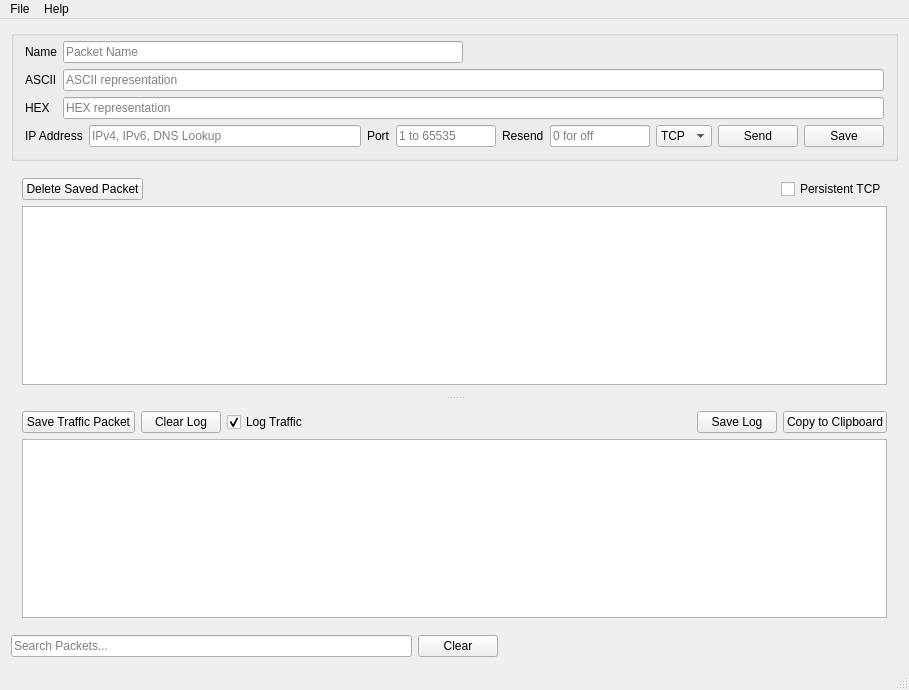
Old version of the form src/mainwindow.ui in the repository dannagle/PacketSender.
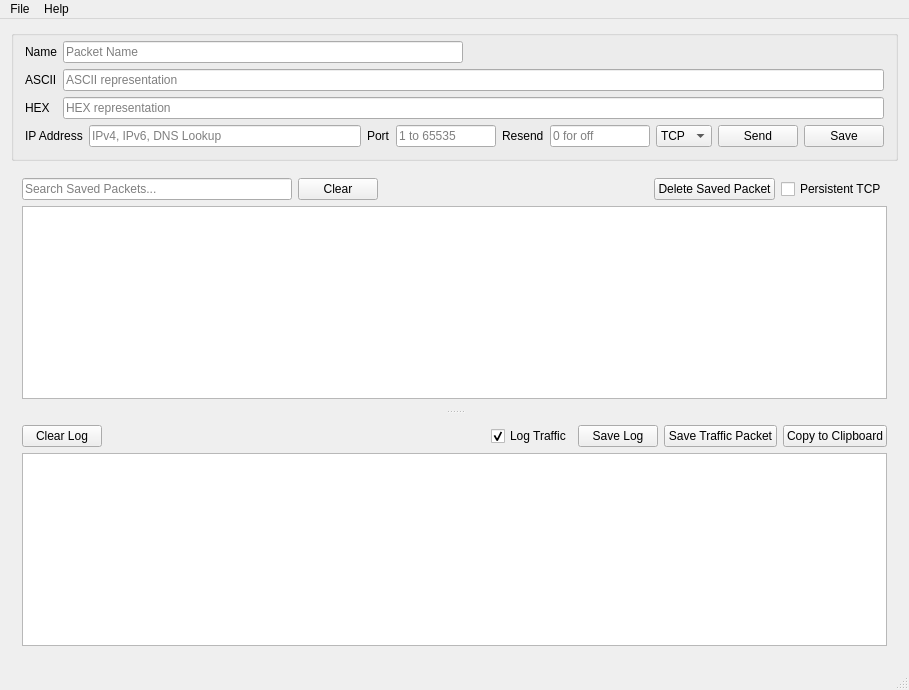
New version of the form. Icons and pictures are not drawn.

Commit message: improved search bar

Patch:
```diff
--- a/src/mainwindow.ui
+++ b/src/mainwindow.ui
@@ -189,6 +189,39 @@
        <layout class="QVBoxLayout" name="verticalLayout">
         <item>
          <layout class="QHBoxLayout" name="horizontalLayout">
+          <item>
+           <widget class="QLineEdit" name="searchLineEdit">
+            <property name="maximumSize">
+             <size>
+              <width>500</width>
+              <height>16777215</height>
+             </size>
+            </property>
+            <property name="placeholderText">
+             <string>Search Saved Packets...</string>
+            </property>
+           </widget>
+          </item>
+          <item>
+           <widget class="QPushButton" name="clearSearch">
+            <property name="text">
+             <string>Clear</string>
+            </property>
+           </widget>
+          </item>
+          <item>
+           <spacer name="horizontalSpacer_7">
+            <property name="orientation">
+             <enum>Qt::Horizontal</enum>
+            </property>
+            <property name="sizeHint" stdset="0">
+             <size>
+              <width>40</width>
+              <height>20</height>
+             </size>
+            </property>
+           </spacer>
+          </item>
           <item>
            <widget class="QPushButton" name="deletePacketButton">
             <property name="enabled">
@@ -199,19 +232,6 @@
             </property>
            </widget>
           </item>
-          <item>
-           <spacer name="horizontalSpacer_7">
-            <property name="orientation">
-             <enum>Qt::Horizontal</enum>
-            </property>
-            <property name="sizeHint" stdset="0">
-             <size>
-              <width>40</width>
-              <height>20</height>
-             </size>
-            </property>
-           </spacer>
-          </item>
           <item>
            <widget class="QCheckBox" name="persistentTCPCheck">
             <property name="text">
@@ -249,13 +269,6 @@
        <layout class="QVBoxLayout" name="verticalLayout_10">
         <item>
          <layout class="QHBoxLayout" name="horizontalLayout_16">
-          <item>
-           <widget class="QPushButton" name="saveTrafficPacket">
-            <property name="text">
-             <string>Save Traffic Packet</string>
-            </property>
-           </widget>
-          </item>
           <item>
            <widget class="QPushButton" name="trafficLogClearButton">
             <property name="text">
@@ -263,6 +276,19 @@
             </property>
            </widget>
           </item>
+          <item>
+           <spacer name="horizontalSpacer">
+            <property name="orientation">
+             <enum>Qt::Horizontal</enum>
+            </property>
+            <property name="sizeHint" stdset="0">
+             <size>
+              <width>40</width>
+              <height>20</height>
+             </size>
+            </property>
+           </spacer>
+          </item>
           <item>
            <widget class="QCheckBox" name="logTrafficCheck">
             <property name="text">
@@ -273,19 +299,6 @@
             </property>
            </widget>
           </item>
-          <item>
-           <spacer name="horizontalSpacer">
-            <property name="orientation">
-             <enum>Qt::Horizontal</enum>
-            </property>
-            <property name="sizeHint" stdset="0">
-             <size>
-              <width>40</width>
-              <height>20</height>
-             </size>
-            </property>
-           </spacer>
-          </item>
           <item>
            <widget class="QPushButton" name="saveLogButton">
             <property name="text">
@@ -293,6 +306,13 @@
             </property>
            </widget>
           </item>
+          <item>
+           <widget class="QPushButton" name="saveTrafficPacket">
+            <property name="text">
+             <string>Save Traffic Packet</string>
+            </property>
+           </widget>
+          </item>
           <item>
            <widget class="QPushButton" name="toClipboardButton">
             <property name="text">
@@ -324,50 +344,10 @@
           </property>
          </widget>
         </item>
-        <item>
-         <layout class="QHBoxLayout" name="horizontalLayout_2"/>
-        </item>
        </layout>
       </widget>
      </widget>
     </item>
-    <item>
-     <layout class="QHBoxLayout" name="horizontalLayout_19">
-      <item>
-       <widget class="QLineEdit" name="searchLineEdit">
-        <property name="maximumSize">
-         <size>
-          <width>500</width>
-          <height>16777215</height>
-         </size>
-        </property>
-        <property name="placeholderText">
-         <string>Search Packets...</string>
-        </property>
-       </widget>
-      </item>
-      <item>
-       <widget class="QPushButton" name="clearSearch">
-        <property name="text">
-         <string>Clear</string>
-        </property>
-       </widget>
-      </item>
-      <item>
-       <spacer name="horizontalSpacer_5">
-        <property name="orientation">
-         <enum>Qt::Horizontal</enum>
-        </property>
-        <property name="sizeHint" stdset="0">
-         <size>
-          <width>40</width>
-          <height>20</height>
-         </size>
-        </property>
-       </spacer>
-      </item>
-     </layout>
-    </item>
    </layout>
   </widget>
   <widget class="QMenuBar" name="menuBar">
```
The commit also changes 1 other file.
